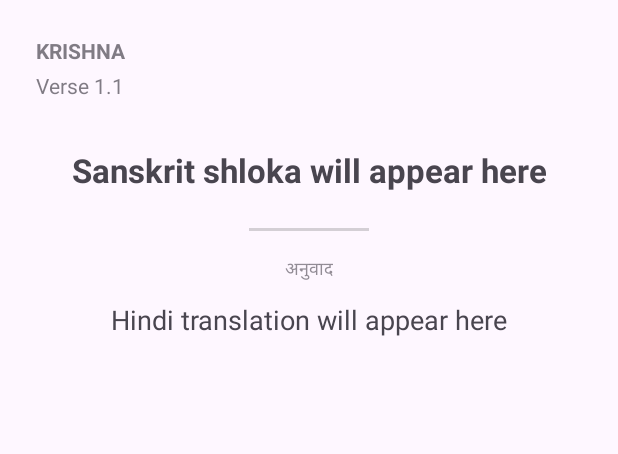
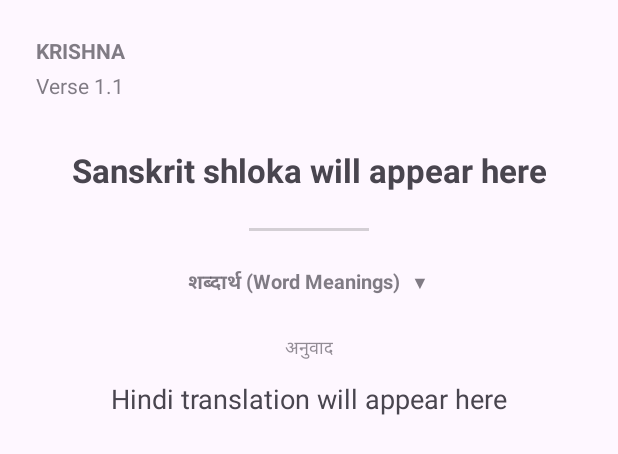
Before and after one commit to AnuthaDev/gita, an Android app: the layout item_verse.xml on its own in the app's theme, with its tools: preview values and no code run, on a phone screen of 412 x 824 dp. Shown: the top 454 px of the screen. Run offline under Robolectric (Android 15) with nearby library versions, the phone set to English and light mode, and no system bars; network calls fail.

Commit message:
Add word meanings

```diff
--- a/app/src/main/res/layout/item_verse.xml
+++ b/app/src/main/res/layout/item_verse.xml
@@ -80,6 +80,54 @@
             app:layout_constraintStart_toStartOf="parent"
             app:layout_constraintEnd_toEndOf="parent"/>
 
+        <!-- Word Meanings Section (Collapsible) -->
+        <LinearLayout
+            android:id="@+id/wordMeaningsHeader"
+            android:layout_width="0dp"
+            android:layout_height="wrap_content"
+            android:orientation="horizontal"
+            android:gravity="center"
+            android:padding="8dp"
+            android:layout_marginTop="16dp"
+            android:clickable="true"
+            android:focusable="true"
+            android:background="?attr/selectableItemBackground"
+            app:layout_constraintTop_toBottomOf="@id/divider"
+            app:layout_constraintStart_toStartOf="parent"
+            app:layout_constraintEnd_toEndOf="parent">
+
+            <TextView
+                android:layout_width="wrap_content"
+                android:layout_height="wrap_content"
+                android:text="शब्दार्थ (Word Meanings)"
+                android:textSize="13sp"
+                android:textStyle="bold"
+                android:alpha="0.7"/>
+
+            <TextView
+                android:id="@+id/wordMeaningsToggle"
+                android:layout_width="wrap_content"
+                android:layout_height="wrap_content"
+                android:text=" ▼"
+                android:textSize="12sp"
+                android:alpha="0.7"
+                android:layout_marginStart="4dp"/>
+        </LinearLayout>
+
+        <TextView
+            android:id="@+id/wordMeanings"
+            android:layout_width="0dp"
+            android:layout_height="wrap_content"
+            android:text="Word meanings will appear here"
+            android:textSize="14sp"
+            android:lineSpacingExtra="4dp"
+            android:padding="12dp"
+            android:visibility="gone"
+            android:alpha="0.8"
+            app:layout_constraintTop_toBottomOf="@id/wordMeaningsHeader"
+            app:layout_constraintStart_toStartOf="parent"
+            app:layout_constraintEnd_toEndOf="parent"/>
+
         <!-- Hindi Translation Label -->
         <TextView
             android:id="@+id/hindiLabel"
@@ -89,7 +137,7 @@
             android:textSize="12sp"
             android:alpha="0.6"
             android:layout_marginTop="16dp"
-            app:layout_constraintTop_toBottomOf="@id/divider"
+            app:layout_constraintTop_toBottomOf="@id/wordMeanings"
             app:layout_constraintStart_toStartOf="parent"
             app:layout_constraintEnd_toEndOf="parent"/>
 
```
Also changed, not shown: app/src/main/java/com/thesourceofcode/gita/adapter/VerseAdapter.kt (+40 -0 lines).
